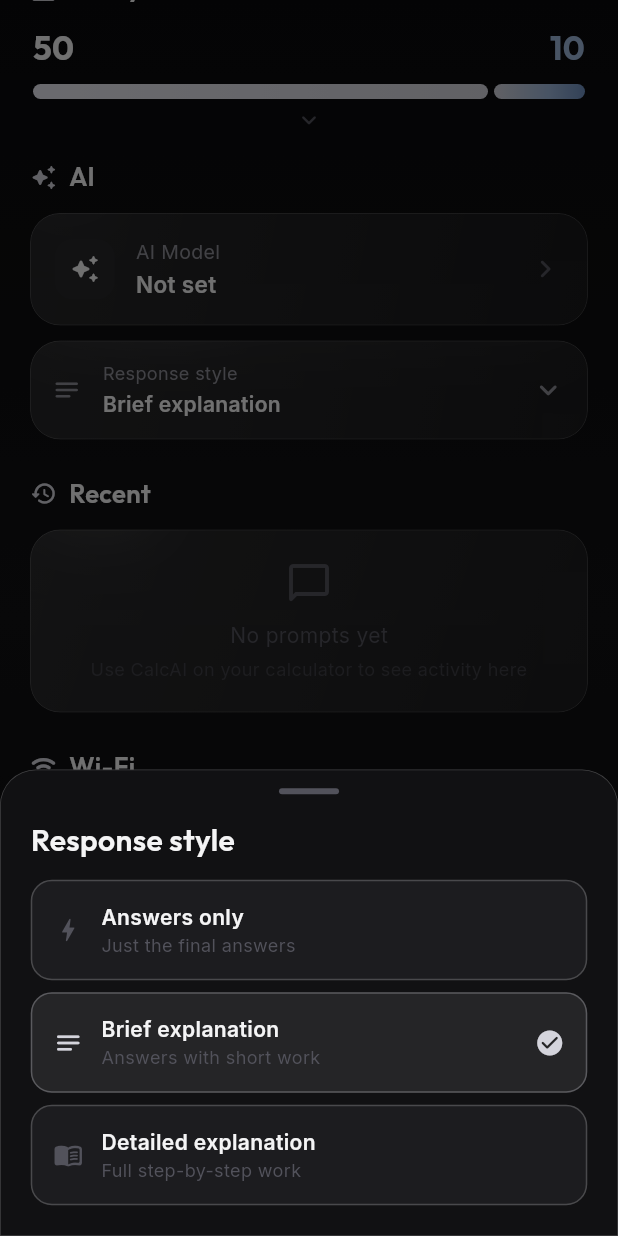
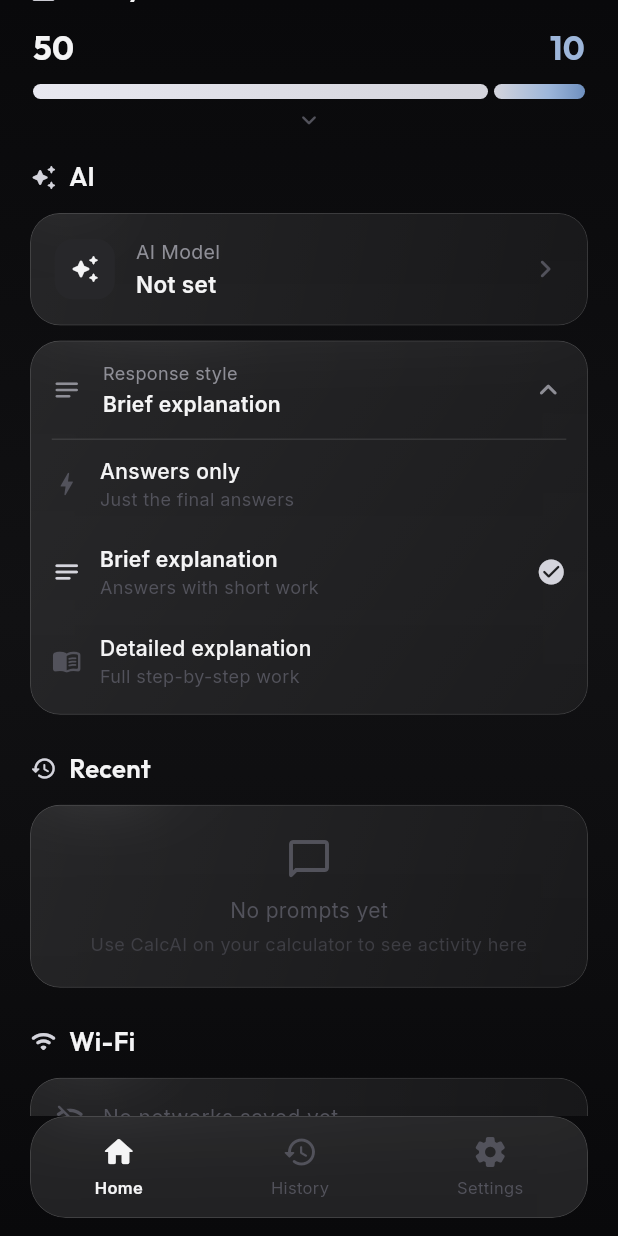
Before and after one commit to ceeazer1/calcai-app, a Flutter app: the MainShell screen opened directly, scrolled down 105 dp, after a tap on "Response style", on a phone screen of 412 x 824 dp. Run offline on Flutter 3.47's test engine with Material 3 defaults, Android fonts, the phone set to English and light mode, and no system bars; our stand-ins replace flutter_blue_plus, flutter_secure_storage, google_fonts, google_sign_in, package_info_plus, shared_preferences and 1 more; accounts and stored records are empty.

Commit message:
feat: setup-flow polish + home dropdown/usage animations
- Auth: remove calculator icon + "CalcAI" wordmark (logo TBD), keep tagline.
- Link device: subtitle now "Settings > Bluetooth on your CalcAI Device".
- Scan: drop the top-right phase chip; connected state uses the whitish-blue
  accent instead of green.
- Success: "Device Paired" (was "Device Linked!"), blue checkmark, and the
  "Setup Complete" row removed.
- Home: response style is an inline dropdown that animates open; usage view
  cross-fades between the skinny bar and the full card; shorter model picker;
  premium tag is now a whitish-blue gradient; "Recent activity" -> "Recent".
- Add AppColors.accentBlue for the paired/premium accent.

Co-Authored-By: Claude Opus 4.8 <noreply@anthropic.com>

```diff
--- a/lib/screens/dashboard_screen.dart
+++ b/lib/screens/dashboard_screen.dart
@@ -42,6 +42,9 @@ class _DashboardScreenState extends State<DashboardScreen>
 
   /// Collapsed (skinny bar) vs expanded (original two-column card) usage view.
   bool _usageExpanded = false;
+
+  /// Whether the response-style inline dropdown is open.
+  bool _styleExpanded = false;
 
   @override
   void initState() {
@@ -294,8 +297,8 @@ class _DashboardScreenState extends State<DashboardScreen>
         Icons.menu_book_rounded),
   ];
 
-  /// Compact "Response style" dropdown row: shows the current preset and opens
-  /// a picker sheet on tap (instead of listing all presets inline).
+  /// "Response style" inline dropdown: a compact row that, on tap, animates
+  /// open to reveal the presets right below it (chevron rotates, list expands).
   Widget _buildStyleDropdown() {
     return Consumer<CloudService>(
       builder: (context, cloud, _) {
@@ -305,11 +308,24 @@ class _DashboardScreenState extends State<DashboardScreen>
           orElse: () => _styles[1],
         );
         return GlassCard(
-          padding: const EdgeInsets.symmetric(horizontal: 14, vertical: 13),
-          onTap: () => _showStylePicker(current),
+          padding: EdgeInsets.zero,
+          child: Column(
+            crossAxisAlignment: CrossAxisAlignment.stretch,
+            children: [
+              // ── Header row (tap to toggle) ────────────────
+              Material(
+                color: Colors.transparent,
+                child: InkWell(
+                  borderRadius: BorderRadius.circular(12),
+                  onTap: () =>
+                      setState(() => _styleExpanded = !_styleExpanded),
+                  child: Padding(
+                    padding: const EdgeInsets.symmetric(
+                        horizontal: 14, vertical: 13),
                     child: Row(
                       children: [
-              Icon(match.$4, size: 20, color: AppColors.textSecondary),
+                        Icon(match.$4,
+                            size: 20, color: AppColors.textSecondary),
                         const SizedBox(width: 14),
                         Expanded(
                           child: Column(
@@ -334,9 +350,40 @@ class _DashboardScreenState extends State<DashboardScreen>
                             ],
                           ),
                         ),
-              const Icon(
+                        AnimatedRotation(
+                          turns: _styleExpanded ? 0.5 : 0.0,
+                          duration: const Duration(milliseconds: 220),
+                          child: const Icon(
                             Icons.keyboard_arrow_down_rounded,
                             color: AppColors.textSecondary,
+                          ),
+                        ),
+                      ],
+                    ),
+                  ),
+                ),
+              ),
+
+              // ── Animated options list ─────────────────────
+              AnimatedSize(
+                duration: const Duration(milliseconds: 220),
+                curve: Curves.easeOut,
+                alignment: Alignment.topCenter,
+                child: _styleExpanded
+                    ? Column(
+                        crossAxisAlignment: CrossAxisAlignment.stretch,
+                        children: [
+                          Container(
+                            height: 0.5,
+                            margin:
+                                const EdgeInsets.symmetric(horizontal: 14),
+                            color: AppColors.glassBorder,
+                          ),
+                          ..._styles.map((s) => _styleOption(s, current)),
+                          const SizedBox(height: 6),
+                        ],
+                      )
+                    : const SizedBox(width: double.infinity),
               ),
             ],
           ),
@@ -345,74 +392,19 @@ class _DashboardScreenState extends State<DashboardScreen>
     );
   }
 
-  void _showStylePicker(String current) {
-    showModalBottomSheet(
-      context: context,
-      backgroundColor: Colors.transparent,
-      isScrollControlled: true,
-      builder: (ctx) => Container(
-        decoration: BoxDecoration(
-          color: AppColors.surface,
-          borderRadius: const BorderRadius.vertical(top: Radius.circular(24)),
-          border: Border.all(color: AppColors.glassBorder, width: 0.5),
-        ),
-        child: SafeArea(
-          top: false,
-          child: Column(
-            mainAxisSize: MainAxisSize.min,
-            children: [
-              const SizedBox(height: 12),
-              Container(
-                width: 40,
-                height: 4,
-                decoration: BoxDecoration(
-                  color: AppColors.textTertiary,
-                  borderRadius: BorderRadius.circular(2),
-                ),
-              ),
-              Padding(
-                padding: const EdgeInsets.fromLTRB(20, 16, 20, 12),
-                child: Row(
-                  children: [
-                    Text(
-                      'Response style',
-                      style: GoogleFonts.outfit(
-                        fontSize: 20,
-                        fontWeight: FontWeight.w600,
-                        color: AppColors.textPrimary,
-                      ),
-                    ),
-                  ],
-                ),
-              ),
-              ..._styles.map((s) {
+  /// A single option row inside the response-style dropdown.
+  Widget _styleOption(
+      (String, String, String, IconData) s, String current) {
     final isSelected = s.$1 == current;
-                return Padding(
-                  padding: const EdgeInsets.fromLTRB(20, 0, 20, 8),
-                  child: Material(
+    return Material(
       color: Colors.transparent,
       child: InkWell(
-                      borderRadius: BorderRadius.circular(14),
         onTap: () {
-                        Navigator.pop(ctx);
           _setStyle(s.$1);
+          setState(() => _styleExpanded = false);
         },
-                      child: Container(
-                        padding: const EdgeInsets.symmetric(
-                          horizontal: 14,
-                          vertical: 14,
-                        ),
-                        decoration: BoxDecoration(
-                          color: isSelected
-                              ? AppColors.electricBlue.withOpacity(0.1)
-                              : AppColors.surfaceLight,
-                          borderRadius: BorderRadius.circular(14),
-                          border: Border.all(
-                            color: isSelected
-                                ? AppColors.electricBlue.withOpacity(0.3)
-                                : AppColors.glassBorder,
-                          ),
-                        ),
+        child: Padding(
+          padding: const EdgeInsets.symmetric(horizontal: 14, vertical: 11),
           child: Row(
             children: [
               Icon(
@@ -431,7 +423,8 @@ class _DashboardScreenState extends State<DashboardScreen>
                       s.$2,
                       style: GoogleFonts.inter(
                         fontSize: 14,
-                                      fontWeight: FontWeight.w600,
+                        fontWeight:
+                            isSelected ? FontWeight.w600 : FontWeight.w500,
                         color: AppColors.textPrimary,
                       ),
                     ),
@@ -451,14 +444,6 @@ class _DashboardScreenState extends State<DashboardScreen>
                   color: AppColors.electricBlue,
                   size: 20,
                 ),
-                          ],
-                        ),
-                      ),
-                    ),
-                  ),
-                );
-              }),
-              const SizedBox(height: 12),
             ],
           ),
         ),
@@ -628,16 +613,29 @@ class _DashboardScreenState extends State<DashboardScreen>
           onTap: () => setState(() => _usageExpanded = !_usageExpanded),
           child: Column(
             children: [
-              _usageExpanded
-                  ? _usageExpandedCard(cloud, isPro)
-                  : _usageCollapsedBar(cloud, isPro),
+              // Blend between the skinny bar and the full card: cross-fade the
+              // contents while animating the height between the two.
+              AnimatedCrossFade(
+                firstChild: _usageCollapsedBar(cloud, isPro),
+                secondChild: _usageExpandedCard(cloud, isPro),
+                crossFadeState: _usageExpanded
+                    ? CrossFadeState.showSecond
+                    : CrossFadeState.showFirst,
+                duration: const Duration(milliseconds: 300),
+                sizeCurve: Curves.easeInOutCubic,
+                firstCurve: Curves.easeOut,
+                secondCurve: Curves.easeIn,
+                alignment: Alignment.topCenter,
+              ),
               const SizedBox(height: 4),
-              Icon(
-                _usageExpanded
-                    ? Icons.keyboard_arrow_up_rounded
-                    : Icons.keyboard_arrow_down_rounded,
+              AnimatedRotation(
+                turns: _usageExpanded ? 0.5 : 0.0,
+                duration: const Duration(milliseconds: 300),
+                child: const Icon(
+                  Icons.keyboard_arrow_down_rounded,
                   size: 20,
                   color: AppColors.textTertiary,
+                ),
               ),
             ],
           ),
@@ -1062,7 +1060,7 @@ class _ModelPickerSheetState extends State<_ModelPickerSheet> {
     final provider = widget.providers[_selectedTab];
 
     return Container(
-      height: MediaQuery.of(context).size.height * 0.65,
+      height: MediaQuery.of(context).size.height * 0.5,
       decoration: BoxDecoration(
         color: AppColors.surface,
         borderRadius: const BorderRadius.vertical(top: Radius.circular(24)),
@@ -1236,24 +1234,27 @@ class _TierTag extends StatelessWidget {
   @override
   Widget build(BuildContext context) {
     if (free) return const SizedBox.shrink();
-    const color = AppColors.warning;
+    // Whitish → blue gradient pill, matching the premium end of the usage bar.
+    const textColor = Color(0xFF2F4E75);
     return Container(
       padding: const EdgeInsets.symmetric(horizontal: 8, vertical: 3),
       decoration: BoxDecoration(
-        color: color.withOpacity(0.12),
         borderRadius: BorderRadius.circular(6),
+        gradient: const LinearGradient(
+          colors: [Color(0xFFE8E8F0), Color(0xFF9DB6DA)],
+        ),
       ),
       child: Row(
         mainAxisSize: MainAxisSize.min,
         children: [
-          const Icon(Icons.star_rounded, size: 11, color: color),
+          const Icon(Icons.star_rounded, size: 11, color: textColor),
           const SizedBox(width: 3),
           Text(
             'Premium',
             style: GoogleFonts.inter(
               fontSize: 10,
               fontWeight: FontWeight.w600,
-              color: color,
+              color: textColor,
             ),
           ),
         ],
--- a/lib/screens/link_device_screen.dart
+++ b/lib/screens/link_device_screen.dart
@@ -109,7 +109,7 @@ class _LinkDeviceScreenState extends State<LinkDeviceScreen>
                   const SizedBox(height: 10),
 
                   Text(
-                    'Power on your CalcAI and tap\nConnect to get started.',
+                    'Settings > Bluetooth on your CalcAI Device',
                     textAlign: TextAlign.center,
                     style: GoogleFonts.inter(
                       fontSize: 15,
--- a/lib/theme/app_colors.dart
+++ b/lib/theme/app_colors.dart
@@ -16,6 +16,10 @@ abstract final class AppColors {
   static const Color purple = Color(0xFF8A8A96);          // Muted silver
   static const Color cyan = Color(0xFFE8E8F0);            // Bright silver
   static const Color magenta = Color(0xFFA1A1AB);         // Warm silver
+
+  // Whitish-blue accent (matches the premium end of the usage bar). Used for
+  // "connected / paired" states in the setup flow instead of a green.
+  static const Color accentBlue = Color(0xFF9DB6DA);
 
   // ── Semantic Colors ────────────────────────────────────────────────
   static const Color success = Color(0xFF00E676);
```
Also changed, not shown: lib/screens/auth_screen.dart (+2 -49 lines), lib/screens/scan_screen.dart (+8 -55 lines), lib/screens/success_screen.dart (+4 -28 lines). Lines whose indentation alone changed are shown as unchanged.
